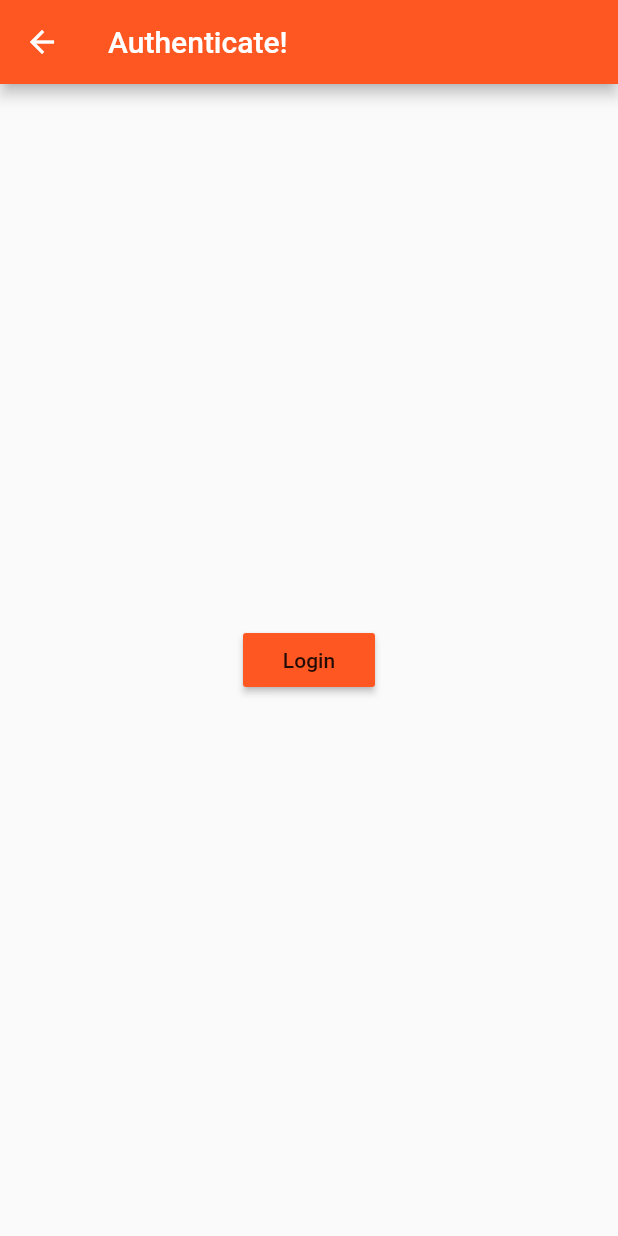
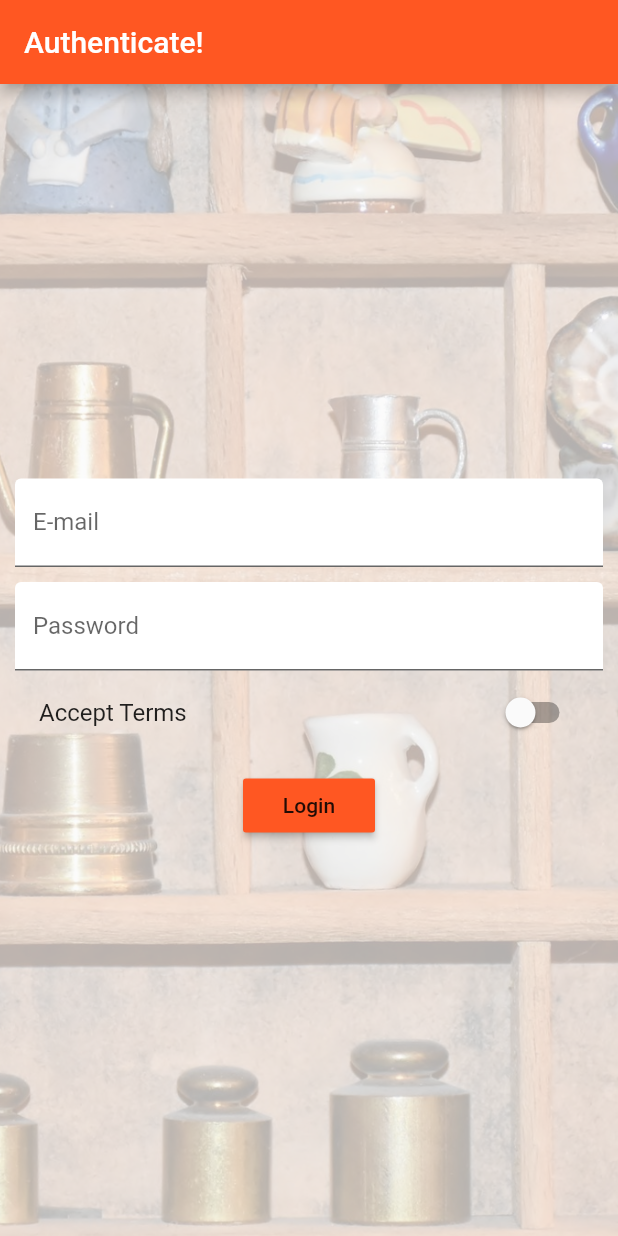
Before and after one commit to JGH153/learning-flutter, a Flutter app: the AuthPage screen opened directly, on a phone screen of 412 x 824 dp. Run offline on Flutter 3.47's test engine with Material 2 defaults, Android fonts, the phone set to English and light mode, and no system bars.

```diff
--- a/first_flut/lib/pages/auth.page.dart
+++ b/first_flut/lib/pages/auth.page.dart
@@ -1,23 +1,93 @@
 import 'package:flutter/material.dart';
 
-import './products.page.dart';
+class AuthPage extends StatefulWidget {
+  @override
+  State<StatefulWidget> createState() {
+    return _AuthPage();
+  }
+}
 
-class AuthPage extends StatelessWidget {
-  @override
-  Widget build(BuildContext context) {
-    return Scaffold(
-      appBar: AppBar(
-        title: Text('Authenticate!'),
+class _AuthPage extends State<AuthPage> {
+  String _email;
+  String _password;
+  bool _acceptTerms = false;
+
+  _getWidgetBody(context) {
+    return Container(
+      decoration: BoxDecoration(
+        image: DecorationImage(
+          fit: BoxFit.cover,
+          colorFilter: ColorFilter.mode(
+              Colors.black.withOpacity(0.3), BlendMode.dstATop),
+          image: AssetImage('assets/background.jpg'),
+        ),
       ),
-      body: Center(
-        child: RaisedButton(
-          color: Theme.of(context).primaryColor,
-          child: Text('Login'),
-          onPressed: () {
-            Navigator.pushReplacementNamed(context, '/');
-          },
+      padding: EdgeInsets.all(10.0),
+      child: Center(
+        child: SingleChildScrollView(
+          child: Column(
+            children: <Widget>[
+              TextField(
+                decoration: InputDecoration(
+                  labelText: 'E-mail',
+                  filled: true,
+                  fillColor: Colors.white,
+                ),
+                keyboardType: TextInputType.emailAddress,
+                onChanged: (String value) {
+                  setState(() {
+                    _email = value;
+                  });
+                },
+              ),
+              SizedBox(
+                height: 10.0,
+              ),
+              TextField(
+                decoration: InputDecoration(
+                  labelText: 'Password',
+                  filled: true,
+                  fillColor: Colors.white,
+                ),
+                onChanged: (String value) {
+                  setState(() {
+                    _password = value;
+                  });
+                },
+                obscureText: true,
+              ),
+              SwitchListTile(
+                value: _acceptTerms,
+                onChanged: (bool value) {
+                  setState(() {
+                    _acceptTerms = value;
+                  });
+                },
+                title: Text('Accept Terms'),
+              ),
+              SizedBox(
+                height: 10.0,
+              ),
+              RaisedButton(
+                color: Theme.of(context).primaryColor,
+                child: Text('Login'),
+                onPressed: () {
+                  Navigator.pushReplacementNamed(context, '/products');
+                },
+              ),
+            ],
+          ),
         ),
       ),
     );
   }
+
+  @override
+  Widget build(BuildContext context) {
+    return Scaffold(
+        appBar: AppBar(
+          title: Text('Authenticate!'),
+        ),
+        body: _getWidgetBody(context));
+  }
 }
--- a/first_flut/lib/pages/products_admin.page.dart
+++ b/first_flut/lib/pages/products_admin.page.dart
@@ -22,9 +22,10 @@ class ProductsAdmin extends StatelessWidget {
                 title: Text('Select'),
               ),
               ListTile(
+                leading: Icon(Icons.shop),
                 title: Text('Product list'),
                 onTap: () {
-                  Navigator.pushReplacementNamed(context, '/');
+                  Navigator.pushReplacementNamed(context, '/products');
                 },
               )
             ],
```
Also changed, not shown: first_flut/lib/main.dart (+6 -4 lines), first_flut/lib/pages/product.page.dart (+43 -42 lines), first_flut/lib/pages/products.page.dart (+9 -2 lines), first_flut/lib/pages/tabs_admin/products_create.page.dart (+55 -35 lines), first_flut/lib/product_manager.dart (deleted, +0 -18 lines), first_flut/lib/products.dart (deleted, +0 -53 lines), first_flut/lib/widgets/products/address_tag.dart (added, +19 -0 lines), first_flut/lib/widgets/products/price_tag.dart (added, +22 -0 lines), first_flut/lib/widgets/products/product_card.dart (added, +56 -0 lines), first_flut/lib/widgets/products/products.dart (added, +29 -0 lines), first_flut/lib/widgets/ui_elements/title_default.dart (added, +17 -0 lines), first_flut/pubspec.yaml (+6 -4 lines), first_flut/assets/Oswald-Bold.ttf (added), first_flut/assets/background.jpg (added).
